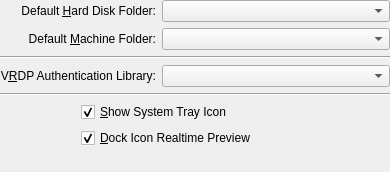
The window that vbox/src/VBox/Frontends/VirtualBox/src/settings/global/VBoxGLSettingsGeneral.ui (jljuxgm/vboxgit) describes before a commit, drawn with Qt 5.
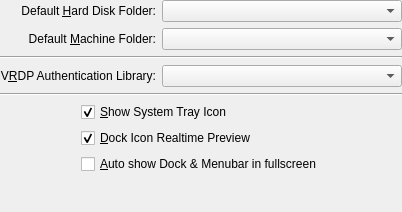
The same window after the commit. Custom widgets are drawn as their Qt base class.

```diff
--- a/vbox/src/VBox/Frontends/VirtualBox/src/settings/global/VBoxGLSettingsGeneral.ui
+++ b/vbox/src/VBox/Frontends/VirtualBox/src/settings/global/VBoxGLSettingsGeneral.ui
@@ -17,26 +17,17 @@
      additional information or have any questions.
  </comment>
  <class>VBoxGLSettingsGeneral</class>
- <widget class="QWidget" name="VBoxGLSettingsGeneral" >
-  <property name="geometry" >
+ <widget class="QWidget" name="VBoxGLSettingsGeneral">
+  <property name="geometry">
    <rect>
     <x>0</x>
     <y>0</y>
-    <width>390</width>
-    <height>172</height>
+    <width>402</width>
+    <height>212</height>
    </rect>
   </property>
-  <layout class="QGridLayout" >
-   <property name="leftMargin" >
-    <number>0</number>
-   </property>
-   <property name="topMargin" >
-    <number>0</number>
-   </property>
-   <property name="rightMargin" >
-    <number>0</number>
-   </property>
-   <property name="bottomMargin" >
+  <layout class="QGridLayout">
+   <property name="margin">
     <number>0</number>
    </property>
    <item row="0" column="0" colspan="2">
@@ -148,7 +139,7 @@
      </property>
     </widget>
    </item>
-   <item row="7" column="0" colspan="3" >
+   <item row="11" column="0" colspan="3">
     <spacer>
      <property name="orientation" >
       <enum>Qt::Vertical</enum>
@@ -161,6 +152,13 @@
      </property>
     </spacer>
    </item>
+   <item row="7" column="1" colspan="2">
+    <widget class="QCheckBox" name="mCbCheckPresentationMode">
+     <property name="text">
+      <string>&amp;Auto show Dock &amp;&amp; Menubar in fullscreen</string>
+     </property>
+    </widget>
+   </item>
   </layout>
  </widget>
  <customwidgets>
```
Left out of the diff: 91 changed lines with no effect on the pictures.
